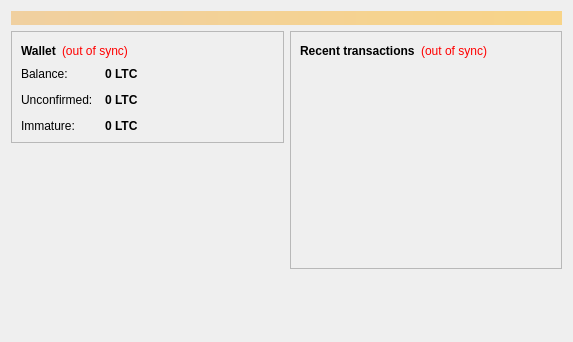
First picture: the form in src/qt/forms/overviewpage.ui, repository fucoin/fucoin, before the edit.
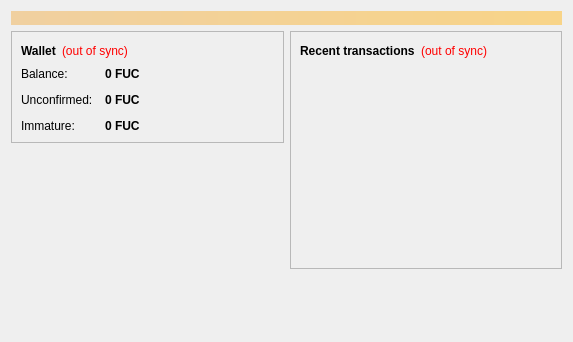
Second picture: the form after the edit.

Patch:
```diff
--- a/src/qt/forms/overviewpage.ui
+++ b/src/qt/forms/overviewpage.ui
@@ -122,7 +122,7 @@
                <string>Your current balance</string>
               </property>
               <property name="text">
-               <string notr="true">0 LTC</string>
+               <string notr="true">0 FUC</string>
               </property>
               <property name="textInteractionFlags">
                <set>Qt::LinksAccessibleByMouse|Qt::TextSelectableByKeyboard|Qt::TextSelectableByMouse</set>
@@ -151,7 +151,7 @@
                <string>Total of transactions that have yet to be confirmed, and do not yet count toward the current balance</string>
               </property>
               <property name="text">
-               <string notr="true">0 LTC</string>
+               <string notr="true">0 FUC</string>
               </property>
               <property name="textInteractionFlags">
                <set>Qt::LinksAccessibleByMouse|Qt::TextSelectableByKeyboard|Qt::TextSelectableByMouse</set>
@@ -177,7 +177,7 @@
                <string>Mined balance that has not yet matured</string>
               </property>
               <property name="text">
-               <string notr="true">0 LTC</string>
+               <string notr="true">0 FUC</string>
               </property>
               <property name="textInteractionFlags">
                <set>Qt::LinksAccessibleByMouse|Qt::TextSelectableByKeyboard|Qt::TextSelectableByMouse</set>
```
Left out of the diff: 4 changed lines with no effect on the pictures.
